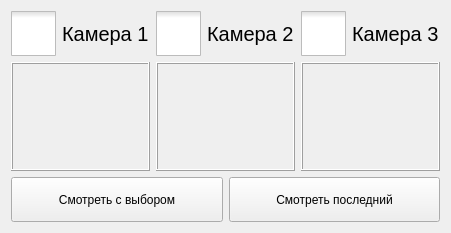
First picture: the form in videoreplaycontrol.ui, repository zak2791/Tabloh2H, before the edit.
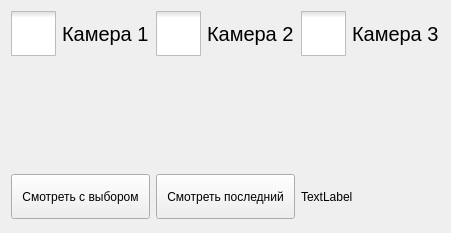
Second picture: the form after the edit. Icons and pictures are not drawn. Custom widgets are drawn as their Qt base class.

The edit to the form file:
```diff
--- a/videoreplaycontrol.ui
+++ b/videoreplaycontrol.ui
@@ -44,6 +44,13 @@
          </property>
         </widget>
        </item>
+       <item>
+        <widget class="RecLabel" name="label">
+         <property name="text">
+          <string>TextLabel</string>
+         </property>
+        </widget>
+       </item>
       </layout>
      </item>
      <item row="1" column="0">
@@ -51,10 +58,7 @@
        <item>
         <widget class="QLabel" name="lblCam1">
          <property name="frameShape">
-          <enum>QFrame::Shape::Box</enum>
-         </property>
-         <property name="frameShadow">
-          <enum>QFrame::Shadow::Raised</enum>
+          <enum>QFrame::NoFrame</enum>
          </property>
          <property name="text">
           <string/>
@@ -67,10 +71,7 @@
        <item>
         <widget class="QLabel" name="lblCam2">
          <property name="frameShape">
-          <enum>QFrame::Shape::Box</enum>
-         </property>
-         <property name="frameShadow">
-          <enum>QFrame::Shadow::Raised</enum>
+          <enum>QFrame::NoFrame</enum>
          </property>
          <property name="text">
           <string/>
@@ -83,10 +84,7 @@
        <item>
         <widget class="QLabel" name="lblCam3">
          <property name="frameShape">
-          <enum>QFrame::Shape::Box</enum>
-         </property>
-         <property name="frameShadow">
-          <enum>QFrame::Shadow::Raised</enum>
+          <enum>QFrame::NoFrame</enum>
          </property>
          <property name="text">
           <string/>
@@ -145,6 +143,13 @@
    </item>
   </layout>
  </widget>
+ <customwidgets>
+  <customwidget>
+   <class>RecLabel</class>
+   <extends>QLabel</extends>
+   <header>reclabel.h</header>
+  </customwidget>
+ </customwidgets>
  <resources/>
  <connections/>
 </ui>
```
